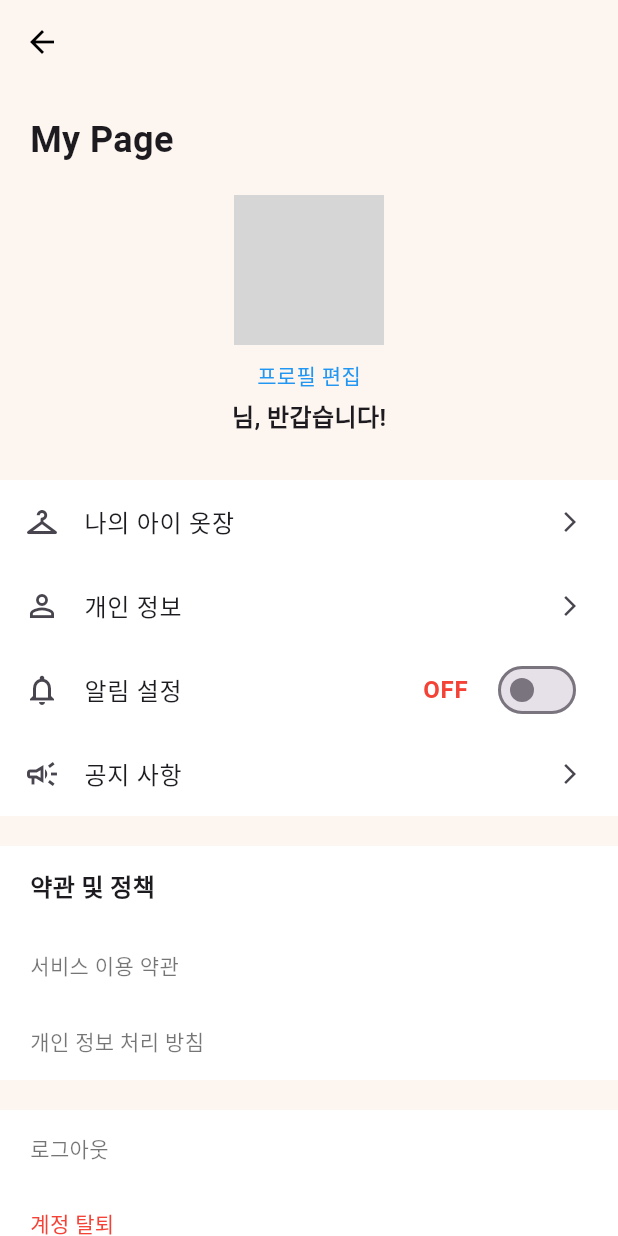
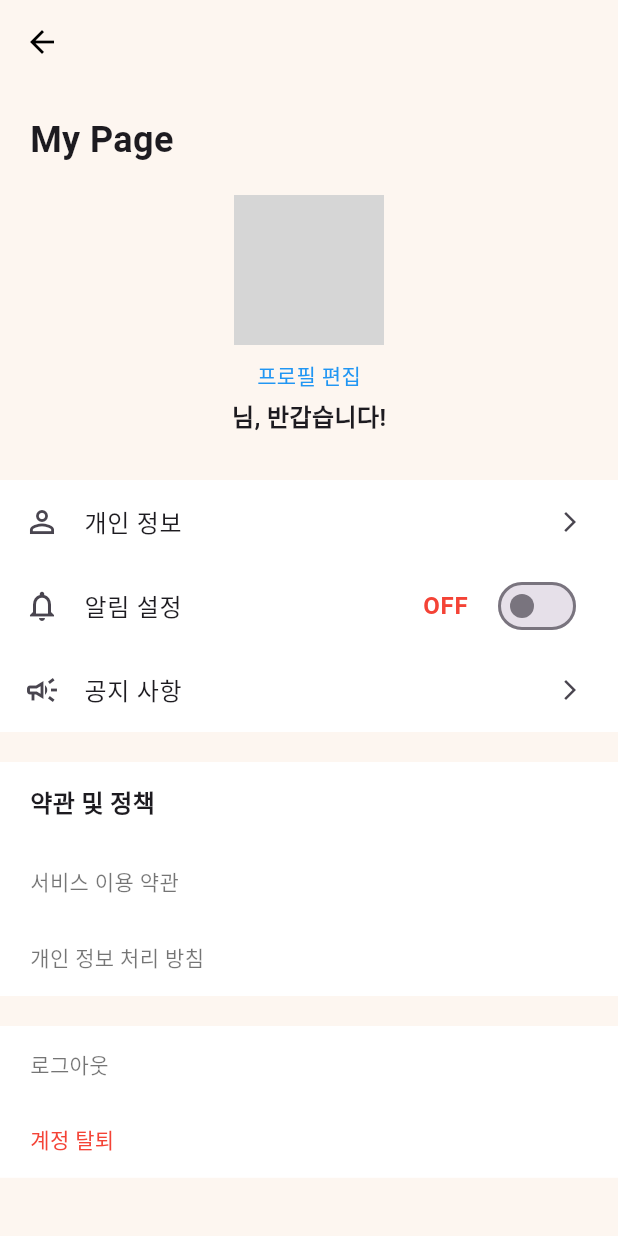
Before and after one commit to jinseok2101/iDress, a Flutter app: the MyPage screen opened by its route, on a phone screen of 412 x 824 dp. Run offline on Flutter 3.47's test engine with Material 3 defaults, Android fonts, the phone set to English and light mode, and no system bars; our stand-ins replace firebase_auth, firebase_core, firebase_database, firebase_messaging, firebase_storage, flutter_riverpod and 4 more; missing offline and left inert: kakao_flutter_sdk_user; accounts and stored records are empty; grey boxes are pictures that could not be loaded.

Commit message:
mypage 메뉴 삭제

```diff
--- a/lib/screens/my_page.dart
+++ b/lib/screens/my_page.dart
@@ -153,7 +153,6 @@ class _MyPageState extends State<MyPage> {
             const SizedBox(height: 30),
 
             // 메뉴 리스트
-            _buildMenuItem(Icons.checkroom, '나의 아이 옷장'),
             _buildMenuItem(Icons.person_outline, '개인 정보', onTap: () => context.go('/information')), // 정보 페이지로 이동
             _buildNotificationSetting(), // 알림 설정 부분을 새로운 위젯으로 대체
 
```
